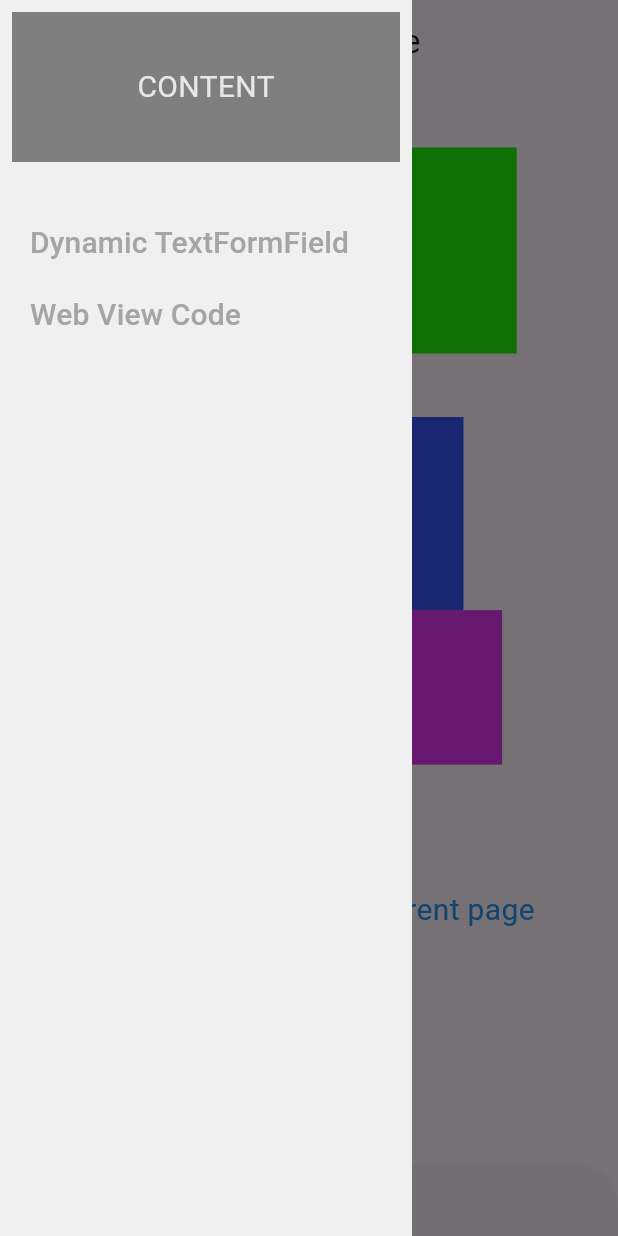
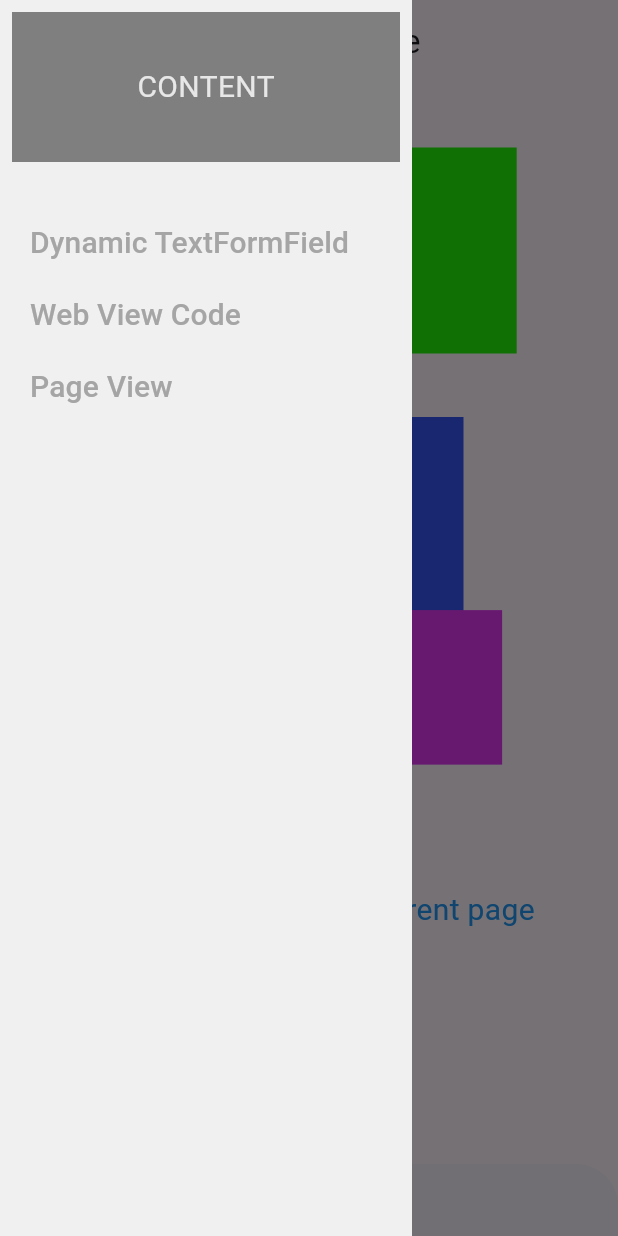
Before and after one commit to bikashpaulbp/flutter_practice, a Flutter app: the screen it shows after launch, with the side drawer open, on a phone screen of 412 x 824 dp. Run offline on Flutter 3.47's test engine with Material 3 defaults, Android fonts, the phone set to English and light mode, and no system bars; our stand-ins replace get; missing offline and left inert: flutter_inappwebview.

Commit message:
pageView

```diff
--- a/lib/app/modules/home/views/home_view.dart
+++ b/lib/app/modules/home/views/home_view.dart
@@ -66,6 +66,21 @@ class HomeView extends GetView<HomeController> {
                   },
                   child: const Text(
                     "Web View Code",
+                    style: TextStyle(
+                        color: Color.fromARGB(255, 165, 165, 165),
+                        fontSize: 20),
+                  ),
+                ),
+                TextButton(
+                  onPressed: () {
+                    Get.back();
+                    Get.toNamed(Routes.PAGE_VIEW);
+                    // Get.to(WebviewView(
+                    //   url: webViewUrl,
+                    // ));
+                  },
+                  child: const Text(
+                    "Page View",
                     style: TextStyle(
                         color: Color.fromARGB(255, 165, 165, 165),
                         fontSize: 20),
--- a/lib/app/routes/app_pages.dart
+++ b/lib/app/routes/app_pages.dart
@@ -4,6 +4,8 @@ import '../modules/dynamic_textFormField/bindings/dynamic_text_form_field_bindin
 import '../modules/dynamic_textFormField/views/dynamic_text_form_field_view.dart';
 import '../modules/home/bindings/home_binding.dart';
 import '../modules/home/views/home_view.dart';
+import '../modules/page_view/bindings/page_view_binding.dart';
+import '../modules/page_view/views/page_view_view.dart';
 import '../modules/webview/bindings/webview_binding.dart';
 import '../modules/webview/views/webview_view.dart';
 
@@ -27,8 +29,13 @@ class AppPages {
     ),
     GetPage(
       name: _Paths.WEBVIEW,
-      page: () =>  WebviewView(),
+      page: () => WebviewView(),
       binding: WebviewBinding(),
+    ),
+    GetPage(
+      name: _Paths.PAGE_VIEW,
+      page: () => const PageViewView(),
+      binding: PageViewBinding(),
     ),
   ];
 }
--- a/lib/app/routes/app_routes.dart
+++ b/lib/app/routes/app_routes.dart
@@ -6,6 +6,7 @@ abstract class Routes {
   static const HOME = _Paths.HOME;
   static const DYNAMIC_TEXT_FORM_FIELD = _Paths.DYNAMIC_TEXT_FORM_FIELD;
   static const WEBVIEW = _Paths.WEBVIEW;
+  static const PAGE_VIEW = _Paths.PAGE_VIEW;
 }
 
 abstract class _Paths {
@@ -13,4 +14,5 @@ abstract class _Paths {
   static const HOME = '/home';
   static const DYNAMIC_TEXT_FORM_FIELD = '/dynamic-text-form-field';
   static const WEBVIEW = '/webview';
+  static const PAGE_VIEW = '/page-view';
 }
```
Also changed, not shown: lib/app/modules/page_view/bindings/page_view_binding.dart (added, +12 -0 lines), lib/app/modules/page_view/controllers/page_view_controller.dart (added, +23 -0 lines), lib/app/modules/page_view/views/page_view_view.dart (added, +86 -0 lines).
